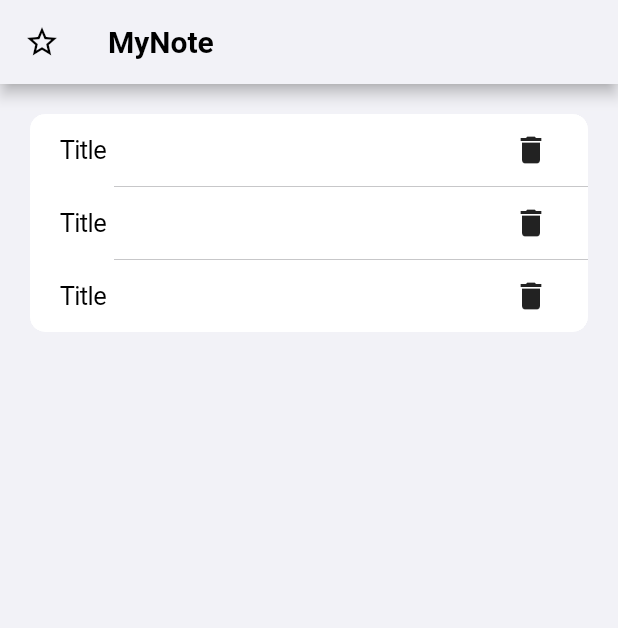
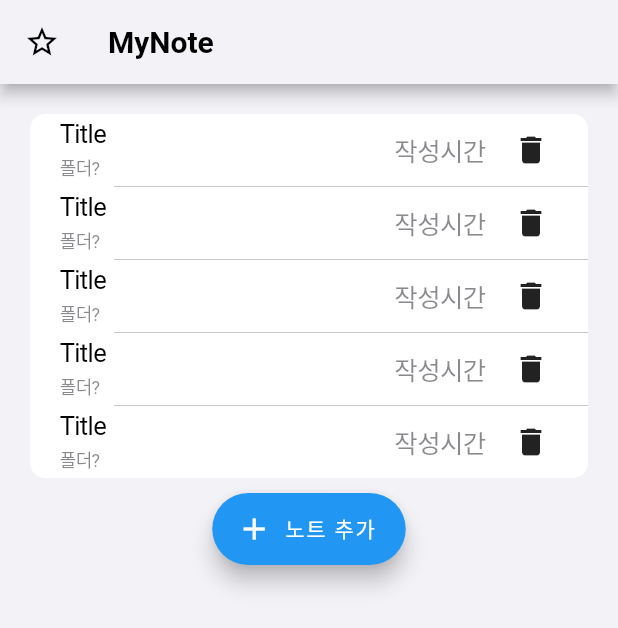
Before and after one commit to itbebop/flutter_my_note, a Flutter app: the screen it shows after launch, on a phone screen of 412 x 824 dp. Shown: the top 628 px of the screen. Run offline on Flutter 3.47's test engine with Material 2 defaults, Android fonts, the phone set to English and light mode, and no system bars; our stand-ins replace get.

Commit message:
2023/06/23 구조 설계 완료, 서버 만든 후에 연결 예정

```diff
--- /dev/null
+++ b/lib/controller/dto/save_or_update_request_dto.dart
@@ -0,0 +1,11 @@
+class SaveOrUpdateReqDto {
+  final String? title;
+  final String? content;
+
+  SaveOrUpdateReqDto(this.title, this.content);
+
+  Map<String, dynamic> toJson() => { // MapData를 Json으로?, Post Repository에서 사용
+    "title": title,
+    "content": content,
+  };
+}
--- /dev/null
+++ b/lib/controller/post_controller.dart
@@ -0,0 +1,62 @@
+
+import 'package:get/get.dart';
+
+import '../domain/post/post.dart';
+import '../domain/post/post_repository.dart';
+
+class PostController extends GetxController {
+  final PostRepository _postRepository = PostRepository();
+  final posts = <Post>[].obs;
+  final post = Post().obs;
+
+  @override
+  void onInit() { // 초기화 함수
+    super.onInit();
+    findAll(); // Homepage에서 Post_Controller가 put될 때 findAll이 실행되어 데이터를 가져옴
+    //Post_controller가 put 될때, create, initiate 됨
+  }
+  Future<void> save(String title, String content) async {
+    Post post = await _postRepository.save(title, content);
+    print("post의 id는?? ${post.id}");
+    if(post.id != null){
+      posts.add(post); // 컬렉션에서는 posts.value 추가 안해도 됨
+    }
+  }
+  Future<void> updateById(int id, String title, String content) async {
+    Post post = await _postRepository.updateById(id, title, content);
+    if(post.id != null){
+      this.post.value = post; // 값이 바뀌면 Detail 페이지에서 Obx로 관찰하고 있다가 바로 변경해줌(상태관리)
+      // Homapage 목록에서도 title 바뀌게 하려면 Homapage에서도 값 바꿔줘야함
+      posts.value = posts.map((e) => e.id == id ? post : e).toList(); // map을 쓴 이유는 돌면서 수정한 id와 같은 것들을 title 덮어씌워줄 것
+      // 즉, posts에 map을 돌려서 한바퀴 돌때마다 e에 담는데 수정한 id와 id가 같으면 돌려받은 post로 덮어씌우고 아니면 원래 e를 넣으라는 것
+      // 수정된 것만 받는 경우에는 title, content로 전개연산자?(3항 연산자) 써서 바꾼 부분만 변경해줘야하는데, 여기서는 통으로 받으므로 이렇게 쓰면 됨
+      // ㄴ 스프레드 연산(깊은복사 등) 13:40 참고
+      // 화면 바꿔야할 때(동기화 필요할 때)는 이렇게 값을 바꿔주고, login 같이 안 바꿔도 되는 경우에는 응답만 하면 됨(user controller 참고)
+      // temp = post.value.mpa 이렇게 써도 되는데, list는 value 안넣어줘도 됨
+    }
+  }
+  Future<void> deleteById(int id) async {
+    int result = await _postRepository.deleteById(id);
+
+    if (result == 1) {
+      print("서버 삭제 성공"); // 여기까지 오면 이미 서버에서 삭제는 된 거고
+      // 목록에서 갱신시켜줌
+      List<Post> result = posts.where((post) => post.id != id).toList(); // post의 아이디 중 파라미터로 받은 아이디와 다른 것만 result에 리스트형태로 담음
+      // posts.where : 필터, id로 찾아줌
+      // print("삭제 후 게시글의 수 : ${result.length}");
+      posts.value = result; // posts에 덮어씌움
+    }
+  }
+
+  Future<void> findAll() async {
+    //_postRepository.findAll();
+    List<Post> posts = await _postRepository.findAll(); // 통신이 끝나서 다운로드가 다되면
+    this.posts.value = posts; // 여기에 담김 -> 담기는 것을 관찰할 Obx 함수는 HomePage에 35행 부분
+  }
+
+  Future<void> findById(int id) async {
+    Post post = await _postRepository.findById(id);
+    this.post.value = post; // 여기서 this.post는 전역변수로 선언한 post, 뒤의 post는 상단의 post
+    // 즉, repository에서 받아온 post를 controller에서 선언한 post에?? post.dart에?? 넣는 것?
+  }
+}
--- a/lib/main.dart
+++ b/lib/main.dart
@@ -1,7 +1,9 @@
 import 'package:flutter/material.dart';
 import 'package:get/get.dart';
 
-import 'pages/home_page.dart';
+import 'view/pages/home_page.dart';
+
+
 
 void main() {
   runApp(const MyApp());
@@ -15,7 +17,7 @@ class MyApp extends StatelessWidget {
   Widget build(BuildContext context) {
     return GetMaterialApp(
       debugShowCheckedModeBanner: false,
-      home: const HomePage(),
+      home: HomePage(),
     );
   }
 }
--- a/lib/pages/home_page.dart
+++ /dev/null
@@ -1,74 +0,0 @@
-import 'package:flutter/cupertino.dart';
-import 'package:flutter/material.dart';
-import 'package:get/get.dart';
-
-class HomePage extends StatelessWidget {
-  const HomePage({Key? key}) : super(key: key);
-
-  @override
-  Widget build(BuildContext context) {
-    return Scaffold(
-      backgroundColor: CupertinoColors.systemGroupedBackground,
-      drawer: _navigation(context),
-      appBar: AppBar(
-        title: Padding(
-          padding: EdgeInsets.only(top: 15, bottom: 15),
-          child: Text(
-            "MyNote",
-            style: TextStyle(fontSize: 20, fontWeight: FontWeight.bold, color: Colors.black),
-          ),
-        ),
-        leading: Builder(
-          builder: (BuildContext context) {
-            return IconButton(
-              icon: const Icon(
-                Icons.star_border,
-                color: Colors.black,
-              ),
-              onPressed: () {
-                Scaffold.of(context).openDrawer();
-              },
-              tooltip: MaterialLocalizations.of(context).openAppDrawerTooltip,
-            );
-          },
-        ),
-        backgroundColor: CupertinoColors.systemGroupedBackground,
-      ),
-      body: Column(crossAxisAlignment: CrossAxisAlignment.start, children: [
-        CupertinoListSection.insetGrouped(
-          children: List.generate(
-              3, // length
-              (index) => CupertinoListTile(
-                    title: Text("Title"),
-                    onTap: () => {},
-                    trailing: IconButton(
-                      icon: const Icon(Icons.delete),
-                      onPressed: () => {},
-                    ),
-                  )),
-        )
-      ]),
-    );
-  }
-
-  Widget _navigation(BuildContext context) {
-    return Container(
-        width: MediaQuery.of(context).size.width *
-            0.6, // 고정값으로 하는 것보다 context에 따라 바뀌도록
-        height: double.infinity,
-        color: Colors.white,
-        child: SafeArea(
-          // appbar에 contents 가리지 않도록
-          child: Padding(
-            padding: const EdgeInsets.all(16.0),
-            child: Column(
-              crossAxisAlignment: CrossAxisAlignment.start,
-              children: [
-                Text("폴더관리"),
-                Divider(),
-              ],
-            ),
-          ),
-        ));
-  }
-}
--- /dev/null
+++ b/lib/util/jwt.dart
@@ -0,0 +1,2 @@
+//String auth = "Bearer ";
+String? jwtToken;
--- /dev/null
+++ b/lib/view/pages/home_page.dart
@@ -0,0 +1,117 @@
+import 'package:flutter/cupertino.dart';
+import 'package:flutter/material.dart';
+import 'package:get/get.dart';
+
+class HomePage extends StatelessWidget {
+  HomePage({Key? key}) : super(key: key);
+
+  var refreshKey = GlobalKey<RefreshIndicatorState>();
+
+  @override
+  Widget build(BuildContext context) {
+    return Scaffold(
+      backgroundColor: CupertinoColors.systemGroupedBackground,
+      drawer: _navigation(context),
+      appBar: AppBar(
+        title: const Padding(
+          padding: EdgeInsets.only(top: 15, bottom: 15),
+          child: Text(
+            "MyNote",
+            style: TextStyle(
+                fontSize: 20, fontWeight: FontWeight.bold, color: Colors.black),
+          ),
+        ),
+        leading: Builder(
+          builder: (BuildContext context) {
+            return IconButton(
+              icon: const Icon(
+                Icons.star_border,
+                color: Colors.black,
+              ),
+              onPressed: () {
+                Scaffold.of(context).openDrawer();
+              },
+              tooltip: MaterialLocalizations.of(context).openAppDrawerTooltip,
+            );
+          },
+        ),
+        backgroundColor: CupertinoColors.systemGroupedBackground,
+      ),
+      body: Center(
+        child: Column(
+          //crossAxisAlignment: CrossAxisAlignment.start,
+          children: [
+            CupertinoListSection.insetGrouped(
+              children: List.generate(
+                  5, // length
+                  (index) => CupertinoListTile(
+                        title: Text("Title"),
+                        subtitle: Text("폴더?"),
+                        additionalInfo: Text("작성시간"),
+                        onTap: () => {},
+                        trailing: IconButton(
+                          icon: const Icon(Icons.delete),
+                          onPressed: () => {},
+                        ),
+                      )),
+            ),
+            FloatingActionButton.extended(
+              label: Text('노트 추가'),
+              icon: Icon(Icons.add),
+              onPressed: () {
+                showDialog(
+                    context: context,
+                    builder: (_) => _buildInsertAlertDialog());
+              },
+            ),
+          ],
+        ),
+      ),
+    );
+  }
+
+  Widget _navigation(BuildContext context) {
+    return Container(
+      width: MediaQuery.of(context).size.width *
+          0.6, // 고정값으로 하는 것보다 context에 따라 바뀌도록
+      height: double.infinity,
+      color: Colors.white,
+      child: SafeArea(
+        // appbar에 contents 가리지 않도록
+        child: Padding(
+          padding: const EdgeInsets.all(16.0),
+          child: Column(
+            crossAxisAlignment: CrossAxisAlignment.start,
+            children: [
+              Text("폴더관리"),
+              Divider(),
+            ],
+          ),
+        ),
+      ),
+    );
+  }
+
+  AlertDialog _buildInsertAlertDialog() {
+    //_controller.text = '';
+    return AlertDialog(
+      content: Column(
+        mainAxisSize: MainAxisSize.min,
+        children: [
+          TextField(
+              //controller: _controller,
+              ),
+        ],
+      ),
+      actions: [
+        TextButton(
+          onPressed: () {
+            // viewModel.onEvent(HomeEvent.insert(_controller.text));
+            // Navigator.pop(context, true);
+          },
+          child: const Text('Insert'),
+        ),
+      ],
+    );
+  }
+}
--- a/pubspec.yaml
+++ b/pubspec.yaml
@@ -32,6 +32,7 @@ dependencies:
     sdk: flutter
   get: ^4.6.5
   validators: ^3.0.0
+  intl: ^0.18.0
 
   # The following adds the Cupertino Icons font to your application.
   # Use with the CupertinoIcons class for iOS style icons.
```
Also changed, not shown: lib/controller/dto/response_dto.dart (added, +15 -0 lines), lib/domain/post/post.dart (added, +26 -0 lines), lib/domain/post/post_provider.dart (added, +35 -0 lines), lib/domain/post/post_repository.dart (added, +95 -0 lines), lib/domain/user/user.dart (added, +19 -0 lines), lib/util/convert_utf8.dart (added, +11 -0 lines), pubspec.lock.
